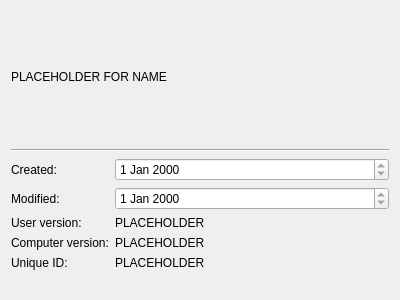
altlinux/admc, file src/admc/tabs/general_policy_tab.ui: the form before one commit.
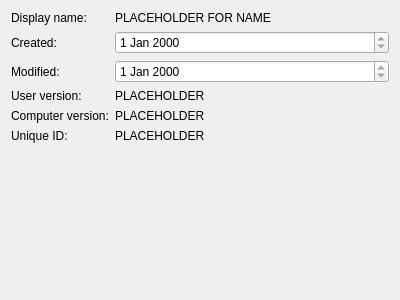
The form after the commit.

Commit message:
Wide space near object name in general tab is removed.
Lable "Display name"("Object name" label may be more correct) is added
before domain object name.

Diff of the .ui file:
```diff
--- a/src/admc/tabs/general_policy_tab.ui
+++ b/src/admc/tabs/general_policy_tab.ui
@@ -14,92 +14,92 @@
    <string notr="true">Form</string>
   </property>
   <layout class="QVBoxLayout" name="verticalLayout">
-   <item>
-    <widget class="QLabel" name="name_label">
-     <property name="text">
-      <string notr="true">PLACEHOLDER FOR NAME</string>
-     </property>
-    </widget>
-   </item>
-   <item>
-    <widget class="Line" name="line">
-     <property name="orientation">
-      <enum>Qt::Horizontal</enum>
-     </property>
-    </widget>
-   </item>
    <item>
     <layout class="QFormLayout" name="formLayout">
-     <item row="0" column="0">
+     <item row="1" column="0">
       <widget class="QLabel" name="label_3">
        <property name="text">
         <string>Created:</string>
        </property>
       </widget>
      </item>
-     <item row="0" column="1">
+     <item row="1" column="1">
       <widget class="QDateEdit" name="created_edit">
        <property name="readOnly">
         <bool>true</bool>
        </property>
       </widget>
      </item>
-     <item row="1" column="0">
+     <item row="2" column="0">
       <widget class="QLabel" name="label_4">
        <property name="text">
         <string>Modified:</string>
        </property>
       </widget>
      </item>
-     <item row="1" column="1">
+     <item row="2" column="1">
       <widget class="QDateEdit" name="modified_edit">
        <property name="readOnly">
         <bool>true</bool>
        </property>
       </widget>
      </item>
-     <item row="2" column="0">
+     <item row="3" column="0">
       <widget class="QLabel" name="label_2">
        <property name="text">
         <string>User version:</string>
        </property>
       </widget>
      </item>
-     <item row="2" column="1">
+     <item row="3" column="1">
       <widget class="QLabel" name="user_version_label">
        <property name="text">
         <string notr="true">PLACEHOLDER</string>
        </property>
       </widget>
      </item>
-     <item row="3" column="0">
+     <item row="4" column="0">
       <widget class="QLabel" name="label_6">
        <property name="text">
         <string>Computer version:</string>
        </property>
       </widget>
      </item>
-     <item row="3" column="1">
+     <item row="4" column="1">
       <widget class="QLabel" name="computer_version_label">
        <property name="text">
         <string notr="true">PLACEHOLDER</string>
        </property>
       </widget>
      </item>
-     <item row="4" column="0">
+     <item row="5" column="0">
       <widget class="QLabel" name="label_8">
        <property name="text">
         <string>Unique ID:</string>
        </property>
       </widget>
      </item>
-     <item row="4" column="1">
+     <item row="5" column="1">
       <widget class="QLabel" name="unique_id_label">
        <property name="text">
         <string notr="true">PLACEHOLDER</string>
        </property>
       </widget>
      </item>
+     <item row="0" column="1">
+      <widget class="QLabel" name="name_label">
+       <property name="text">
+        <string notr="true">PLACEHOLDER FOR NAME</string>
+       </property>
+      </widget>
+     </item>
+     <item row="0" column="0">
+      <widget class="QLabel" name="label">
+       <property name="text">
+        <string>Display name: </string>
+       </property>
+      </widget>
+     </item>
     </layout>
    </item>
   </layout>
```
The commit also changes 13 other files.
